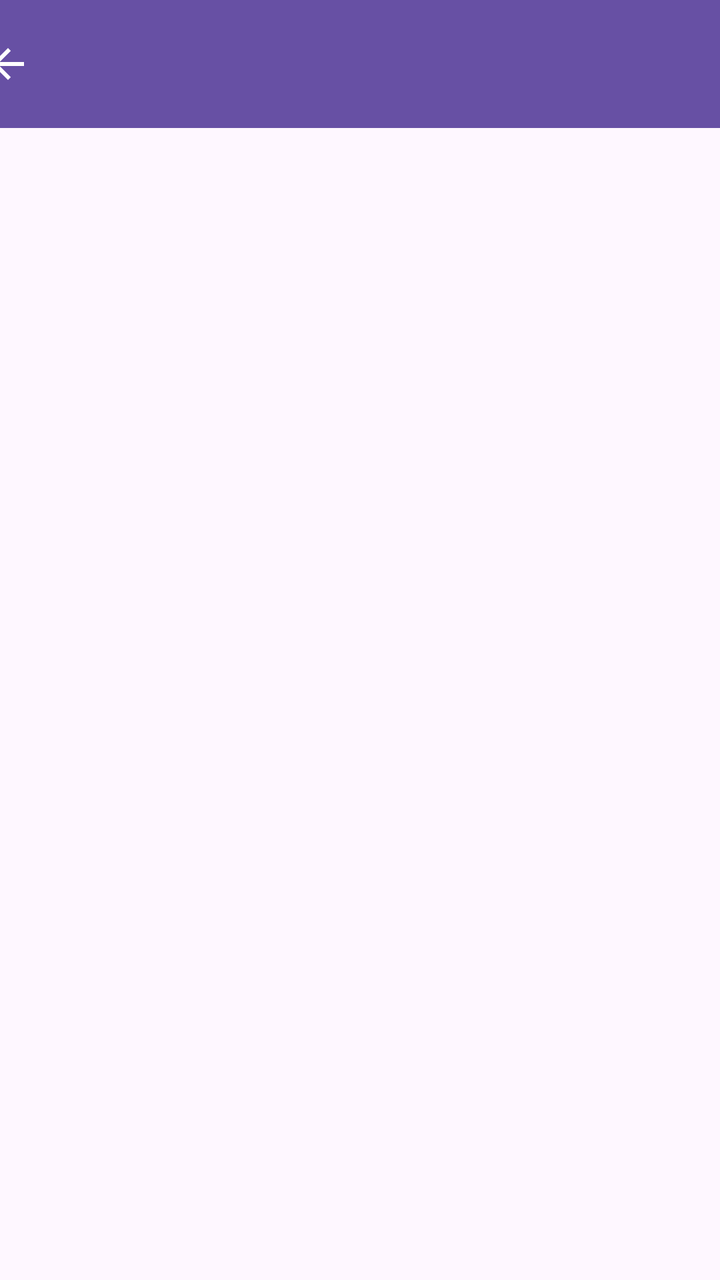
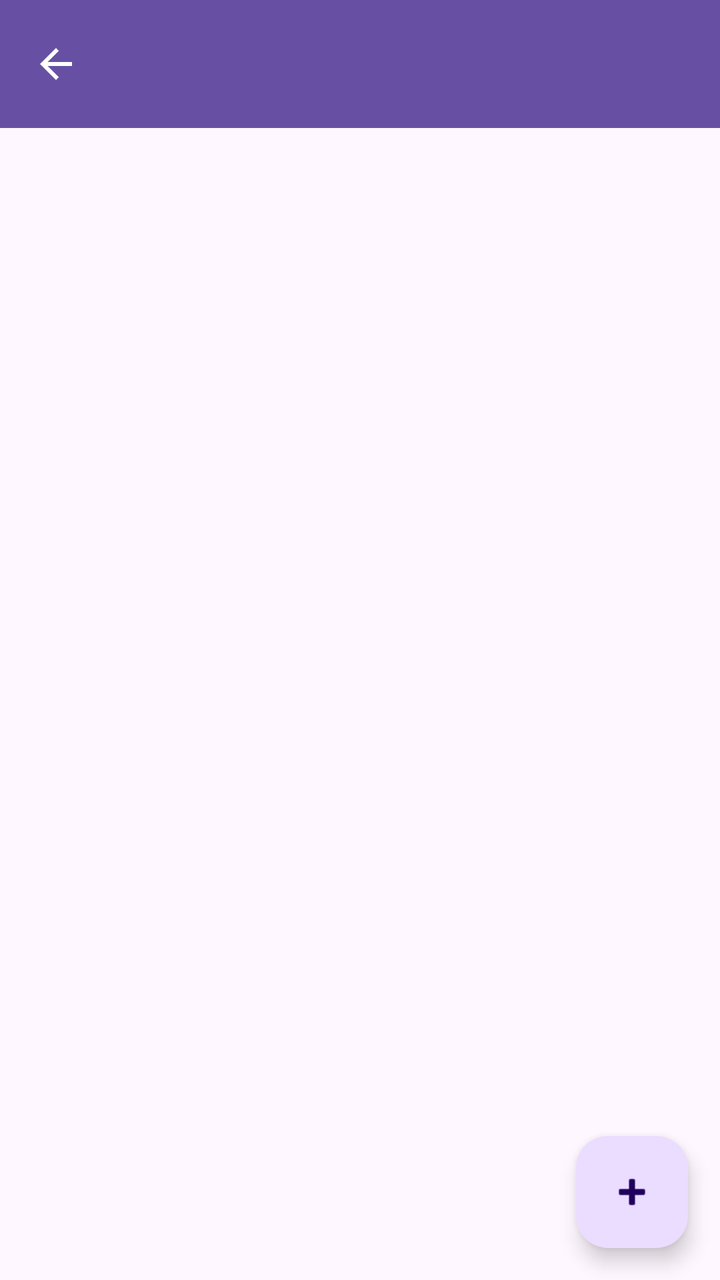

Two renders of the same Android screen: before a commit and after it. Below are the layout's source before the change and the commit's diff.
<!-- AndroidManifest.xml: application theme Theme.GTerAndroid -->
<!-- res/layout/activity_terceirizados_contrato.xml -->
<?xml version="1.0" encoding="utf-8"?>
<androidx.constraintlayout.widget.ConstraintLayout xmlns:android="http://schemas.android.com/apk/res/android"
    xmlns:app="http://schemas.android.com/apk/res-auto"
    xmlns:tools="http://schemas.android.com/tools"
    android:id="@+id/main"
    android:layout_width="match_parent"
    android:layout_height="match_parent"
    tools:context=".TerceirizadosContratoActivity">

    <com.google.android.material.appbar.MaterialToolbar
        android:id="@+id/mtbTerContCabecalho"
        android:layout_width="409dp"
        android:layout_height="wrap_content"
        android:background="?attr/colorPrimary"
        android:minHeight="?attr/actionBarSize"
        android:theme="?attr/actionBarTheme"
        app:layout_constraintEnd_toEndOf="parent"
        app:layout_constraintStart_toStartOf="parent"
        app:layout_constraintTop_toTopOf="parent"
        app:navigationContentDescription="Voltar"
        app:navigationIcon="@drawable/ic_arrow_back_24"
        app:navigationIconTint="@android:color/white"
        app:subtitleTextColor="#FFFFFF"
        app:titleTextColor="#FFFFFF" />

    <ListView
        android:id="@+id/lvTerContTerceirizados"
        android:layout_width="409dp"
        android:layout_height="665dp"
        app:layout_constraintEnd_toEndOf="parent"
        app:layout_constraintStart_toStartOf="parent"
        app:layout_constraintTop_toBottomOf="@+id/mtbTerContCabecalho" />
</androidx.constraintlayout.widget.ConstraintLayout>
<!-- resources referenced by this layout -->
<resources>
  <!-- drawable ic_arrow_back_24 (drawable) -->
  <vector xmlns:android="http://schemas.android.com/apk/res/android" android:autoMirrored="true" android:height="24dp" android:tint="#000000" android:viewportHeight="24" android:viewportWidth="24" android:width="24dp">
        
      <path android:fillColor="@android:color/white" android:pathData="M20,11H7.83l5.59,-5.59L12,4l-8,8 8,8 1.41,-1.41L7.83,13H20v-2z"/>
      
  </vector>
  <style name="Theme.GTerAndroid" parent="Base.Theme.GTerAndroid" />
  <style name="Base.Theme.GTerAndroid" parent="Theme.Material3.DayNight.NoActionBar">
          
          
      </style>
</resources>

<!-- the commit's change to res/layout/activity_terceirizados_contrato.xml (unified diff, before → after) -->
@@ -9,7 +9,7 @@
 
     <com.google.android.material.appbar.MaterialToolbar
         android:id="@+id/mtbTerContCabecalho"
-        android:layout_width="409dp"
+        android:layout_width="0dp"
         android:layout_height="wrap_content"
         android:background="?attr/colorPrimary"
         android:minHeight="?attr/actionBarSize"
@@ -25,9 +25,23 @@
 
     <ListView
         android:id="@+id/lvTerContTerceirizados"
-        android:layout_width="409dp"
-        android:layout_height="665dp"
+        android:layout_width="0dp"
+        android:layout_height="0dp"
+        android:clipToPadding="false"
+        android:paddingBottom="88dp"
+        app:layout_constraintBottom_toBottomOf="parent"
         app:layout_constraintEnd_toEndOf="parent"
         app:layout_constraintStart_toStartOf="parent"
         app:layout_constraintTop_toBottomOf="@+id/mtbTerContCabecalho" />
+
+    <com.google.android.material.floatingactionbutton.FloatingActionButton
+        android:id="@+id/fabTercAdicionarTerceirizado"
+        android:layout_width="wrap_content"
+        android:layout_height="wrap_content"
+        android:layout_marginEnd="16dp"
+        android:layout_marginBottom="16dp"
+        android:contentDescription="Adicionar Terceirizado"
+        app:layout_constraintBottom_toBottomOf="parent"
+        app:layout_constraintEnd_toEndOf="parent"
+        app:srcCompat="@android:drawable/ic_input_add" />
 </androidx.constraintlayout.widget.ConstraintLayout>
